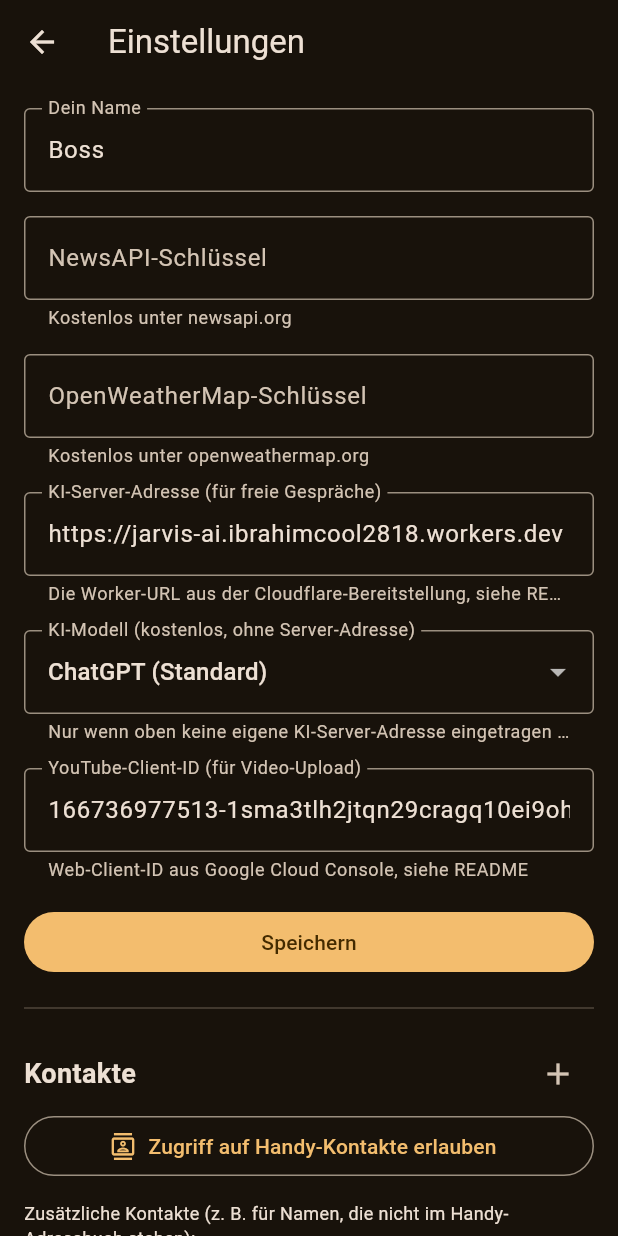
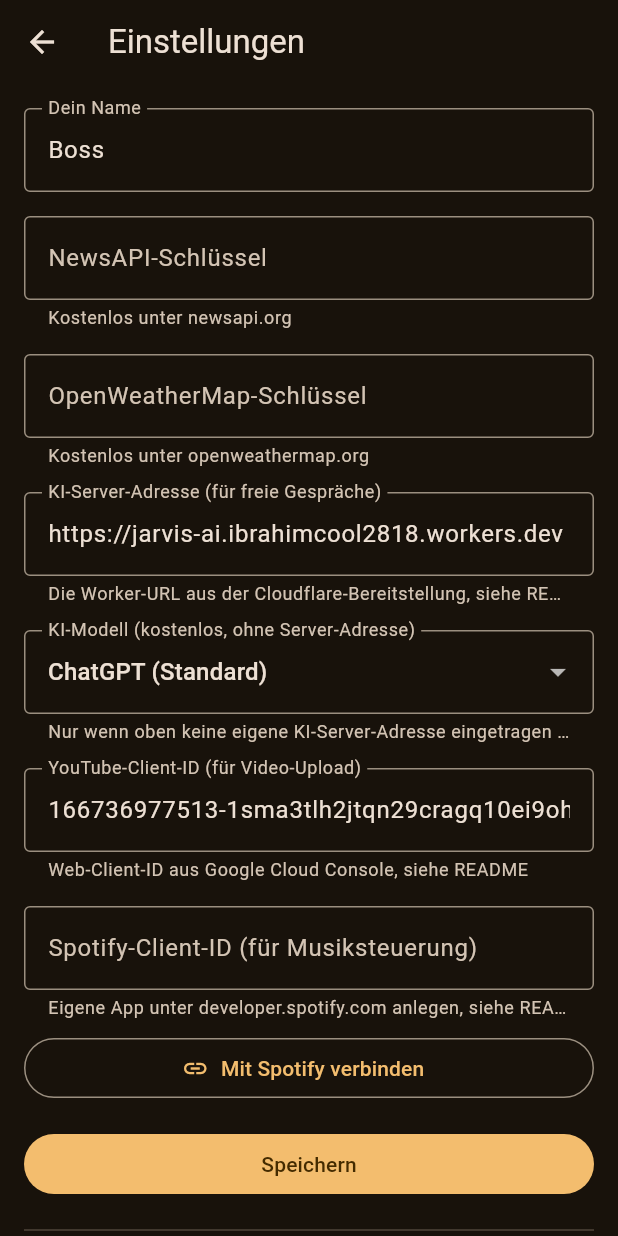
Before and after one commit to ibrahim200832/jarvis-mobile, a Flutter app: the screen it shows after launch, item 2 of the bottom bar chosen, after a tap on the "settings" icon, on a phone screen of 412 x 824 dp. Run offline on Flutter 3.47's test engine with Material 3 defaults, Android fonts, the phone set to English and light mode, and no system bars; our stand-ins replace battery_plus, camera, flutter_contacts, flutter_local_notifications, flutter_svg, flutter_tts and 11 more; missing offline and left inert: dart:js_interop, dart:ui_web, flutter_web_auth_2, installed_apps; network calls fail.

Commit message:
Add real timer notifications, in-app changelog, and Spotify playback
- Timers/reminders now also schedule a real OS notification (via
  flutter_local_notifications + timezone) alongside the existing in-memory
  countdown, so they still fire when the app is backgrounded or closed.
  Kept as a separate NotificationService rather than folding into
  TimerService, so TimerService stays plugin-free and unit-testable.
- New "Änderungsverlauf" screen in Einstellungen shows the full CHANGELOG.md
  history (bundled as an asset), not just the newest section the update
  dialog shows.
- New Spotify integration: "spiele <Song> auf Spotify" or free-form requests
  search and start playback via the Spotify Web API, authenticated through
  OAuth Authorization Code + PKCE (flutter_web_auth_2 + crypto, no client
  secret needed on-device). Requires the user's own Spotify Developer app
  (Client ID pasted into Einstellungen) and a Spotify Premium account for
  actual playback control - both Spotify platform requirements, documented
  in the README.

Co-Authored-By: Claude Sonnet 5 <noreply@anthropic.com>
Claude-Session: https://claude.ai/code/session_01VGH6DFCARP7eCiCxH2y89Y

```diff
--- a/lib/core/command_router.dart
+++ b/lib/core/command_router.dart
@@ -12,9 +12,11 @@ import '../services/joke_service.dart';
 import '../services/location_service.dart';
 import '../services/news_service.dart';
 import '../services/notes_service.dart';
+import '../services/notification_service.dart';
 import '../services/qr_service.dart';
 import '../services/random_fun_service.dart';
 import '../services/settings_service.dart';
+import '../services/spotify_service.dart';
 import '../services/timer_service.dart';
 import '../services/weather_service.dart';
 import '../services/whatsapp_service.dart';
@@ -59,6 +61,8 @@ class CommandRouter {
     required this.timer,
     required this.notes,
     required this.fun,
+    required this.notifications,
+    required this.spotify,
   });
 
   final WikipediaService wikipedia;
@@ -80,6 +84,8 @@ class CommandRouter {
   final TimerService timer;
   final NotesService notes;
   final RandomFunService fun;
+  final NotificationService notifications;
+  final SpotifyService spotify;
 
   /// Rolling window of past AI exchanges (user+assistant pairs), so a
   /// follow-up like "und morgen?" is understood in context instead of
@@ -237,6 +243,10 @@ Das kann ich für dich tun:
 
       final youtubeQuery = _extractAfter(lower, text, ['youtube', 'spiele']);
       if (youtubeQuery != null) {
+        if (youtubeQuery.contains('spotify')) {
+          final song = youtubeQuery.replaceAll(RegExp(r'\s*(auf|bei|in)?\s*spotify\s*'), ' ').trim();
+          return CommandResult(await _playOnSpotify(song));
+        }
         await youtube.search(youtubeQuery);
         return CommandResult('Suche "$youtubeQuery" auf YouTube.');
       }
@@ -263,6 +273,7 @@ Das kann ich für dich tun:
 
       if (_matchesAny(lower, ['timer abbrechen', 'alle timer stoppen', 'timer stoppen', 'timer löschen'])) {
         final count = timer.cancelAll();
+        await notifications.cancelAll();
         return CommandResult(count == 0 ? 'Es läuft gerade kein Timer.' : '$count Timer abgebrochen.');
       }
 
@@ -284,6 +295,11 @@ Das kann ich für dich tun:
           return CommandResult('Ich habe die Zeitangabe nicht verstanden. Sag z. B. "timer für 5 minuten".');
         }
         final active = timer.start(parsed.duration, label: parsed.label);
+        await notifications.scheduleTimerNotification(
+          id: active.id.hashCode,
+          body: '⏰ „${active.label}" ist abgelaufen!',
+          delay: parsed.duration,
+        );
         return CommandResult('Timer "${active.label}" gestellt: ${TimerService.describe(parsed.duration)}.');
       }
 
@@ -393,6 +409,11 @@ Das kann ich für dich tun:
         }
         final label = (action.params['label'] as String?)?.trim();
         final active = timer.start(Duration(minutes: minutes), label: label);
+        await notifications.scheduleTimerNotification(
+          id: active.id.hashCode,
+          body: '⏰ „${active.label}" ist abgelaufen!',
+          delay: active.duration,
+        );
         return CommandResult('Timer "${active.label}" gestellt: ${TimerService.describe(active.duration)}.');
 
       case 'add_note':
@@ -444,6 +465,11 @@ Das kann ich für dich tun:
         await youtube.search(query);
         return CommandResult('Suche "$query" auf YouTube.');
 
+      case 'play_music':
+        final song = (action.params['query'] as String?)?.trim() ?? '';
+        if (song.isEmpty) return CommandResult('Was soll ich auf Spotify abspielen?');
+        return CommandResult(await _playOnSpotify(song));
+
       default:
         return CommandResult(aiResult.reply);
     }
@@ -452,6 +478,17 @@ Das kann ich für dich tun:
   Future<WeatherResult> _weatherAtCurrentLocation(String key) async {
     final loc = await location.current();
     return weather.byCoordinates(key, loc.latitude, loc.longitude);
+  }
+
+  Future<String> _playOnSpotify(String song) async {
+    final clientId = await settings.getSpotifyClientId();
+    if (clientId == null || clientId.isEmpty) {
+      return 'Spotify ist nicht eingerichtet. Bitte Client-ID in den Einstellungen eintragen und verbinden.';
+    }
+    if (!await spotify.isConnected()) {
+      return 'Spotify ist noch nicht verbunden. Bitte in den Einstellungen anmelden.';
+    }
+    return spotify.play(clientId, song);
   }
 
   bool _matchesAny(String lower, List<String> keywords) {
--- a/lib/screens/home_screen.dart
+++ b/lib/screens/home_screen.dart
@@ -19,10 +19,12 @@ import '../services/joke_service.dart';
 import '../services/location_service.dart';
 import '../services/news_service.dart';
 import '../services/notes_service.dart';
+import '../services/notification_service.dart';
 import '../services/qr_service.dart';
 import '../services/random_fun_service.dart';
 import '../services/settings_service.dart';
 import '../services/speech_service.dart';
+import '../services/spotify_service.dart';
 import '../services/timer_service.dart';
 import '../services/tts_service.dart';
 import '../services/update_service.dart';
@@ -51,6 +53,7 @@ class _HomeScreenState extends State<HomeScreen> {
   final _settings = SettingsService();
   final _contacts = ContactsService();
   final _timer = TimerService();
+  final _spotify = SpotifyService();
   final _textCtrl = TextEditingController();
   final _scrollCtrl = ScrollController();
 
@@ -93,6 +96,8 @@ class _HomeScreenState extends State<HomeScreen> {
       timer: _timer,
       notes: NotesService(),
       fun: RandomFunService(),
+      notifications: NotificationService(),
+      spotify: _spotify,
     );
     _timer.onFire = _onTimerFired;
     _speech.init();
@@ -449,7 +454,7 @@ class _HomeScreenState extends State<HomeScreen> {
             icon: const Icon(Icons.settings),
             onPressed: () => Navigator.of(context).push(
               MaterialPageRoute(
-                builder: (_) => SettingsScreen(settings: _settings, contacts: _contacts),
+                builder: (_) => SettingsScreen(settings: _settings, contacts: _contacts, spotify: _spotify),
               ),
             ),
           ),
--- a/lib/screens/settings_screen.dart
+++ b/lib/screens/settings_screen.dart
@@ -3,12 +3,15 @@ import 'package:package_info_plus/package_info_plus.dart';
 
 import '../services/contacts_service.dart';
 import '../services/settings_service.dart';
+import '../services/spotify_service.dart';
+import 'changelog_screen.dart';
 
 class SettingsScreen extends StatefulWidget {
-  const SettingsScreen({super.key, required this.settings, required this.contacts});
+  const SettingsScreen({super.key, required this.settings, required this.contacts, required this.spotify});
 
   final SettingsService settings;
   final ContactsService contacts;
+  final SpotifyService spotify;
 
   @override
   State<SettingsScreen> createState() => _SettingsScreenState();
@@ -20,10 +23,13 @@ class _SettingsScreenState extends State<SettingsScreen> {
   final _nameCtrl = TextEditingController();
   final _aiBackendCtrl = TextEditingController();
   final _youtubeClientIdCtrl = TextEditingController();
+  final _spotifyClientIdCtrl = TextEditingController();
   List<Contact> _contacts = [];
   String _appVersion = '';
   String _aiModel = 'openai';
   bool? _hasDeviceContacts;
+  bool _spotifyConnected = false;
+  bool _connectingSpotify = false;
 
   static const _aiModels = {
     'openai': 'ChatGPT (Standard)',
@@ -44,8 +50,10 @@ class _SettingsScreenState extends State<SettingsScreen> {
     _nameCtrl.text = await widget.settings.getUserName();
     _aiBackendCtrl.text = await widget.settings.getAiBackendUrl() ?? '';
     _youtubeClientIdCtrl.text = await widget.settings.getYoutubeClientId() ?? '';
+    _spotifyClientIdCtrl.text = await widget.settings.getSpotifyClientId() ?? '';
     _aiModel = await widget.settings.getAiModel();
     _contacts = await widget.contacts.all();
+    _spotifyConnected = await widget.spotify.isConnected();
     if (mounted) setState(() {});
   }
 
@@ -60,9 +68,36 @@ class _SettingsScreenState extends State<SettingsScreen> {
     await widget.settings.setUserName(_nameCtrl.text.trim());
     await widget.settings.setAiBackendUrl(_aiBackendCtrl.text.trim());
     await widget.settings.setYoutubeClientId(_youtubeClientIdCtrl.text.trim());
+    await widget.settings.setSpotifyClientId(_spotifyClientIdCtrl.text.trim());
     await widget.settings.setAiModel(_aiModel);
     if (!mounted) return;
     ScaffoldMessenger.of(context).showSnackBar(const SnackBar(content: Text('Gespeichert.')));
+  }
+
+  Future<void> _connectSpotify() async {
+    final clientId = _spotifyClientIdCtrl.text.trim();
+    if (clientId.isEmpty) {
+      ScaffoldMessenger.of(
+        context,
+      ).showSnackBar(const SnackBar(content: Text('Bitte zuerst eine Spotify-Client-ID eintragen und speichern.')));
+      return;
+    }
+    await widget.settings.setSpotifyClientId(clientId);
+    setState(() => _connectingSpotify = true);
+    final ok = await widget.spotify.connect(clientId);
+    if (!mounted) return;
+    setState(() {
+      _connectingSpotify = false;
+      _spotifyConnected = ok;
+    });
+    ScaffoldMessenger.of(context).showSnackBar(
+      SnackBar(content: Text(ok ? 'Mit Spotify verbunden.' : 'Spotify-Verbindung fehlgeschlagen.')),
+    );
+  }
+
+  Future<void> _disconnectSpotify() async {
+    await widget.spotify.disconnect();
+    if (mounted) setState(() => _spotifyConnected = false);
   }
 
   Future<void> _addContact() async {
@@ -165,6 +200,30 @@ class _SettingsScreenState extends State<SettingsScreen> {
             ),
           ),
           const SizedBox(height: 16),
+          TextField(
+            controller: _spotifyClientIdCtrl,
+            decoration: const InputDecoration(
+              labelText: 'Spotify-Client-ID (für Musiksteuerung)',
+              helperText: 'Eigene App unter developer.spotify.com anlegen, siehe README',
+              border: OutlineInputBorder(),
+            ),
+          ),
+          const SizedBox(height: 8),
+          if (_spotifyConnected)
+            OutlinedButton.icon(
+              onPressed: _disconnectSpotify,
+              icon: const Icon(Icons.link_off),
+              label: const Text('Spotify trennen'),
+            )
+          else
+            OutlinedButton.icon(
+              onPressed: _connectingSpotify ? null : _connectSpotify,
+              icon: _connectingSpotify
+                  ? const SizedBox(width: 16, height: 16, child: CircularProgressIndicator(strokeWidth: 2))
+                  : const Icon(Icons.link),
+              label: Text(_connectingSpotify ? 'Verbinde…' : 'Mit Spotify verbinden'),
+            ),
+          const SizedBox(height: 16),
           FilledButton(onPressed: _save, child: const Text('Speichern')),
           const Divider(height: 40),
           Row(
@@ -209,6 +268,14 @@ class _SettingsScreenState extends State<SettingsScreen> {
             ),
           ),
           const Divider(height: 40),
+          OutlinedButton.icon(
+            onPressed: () => Navigator.of(context).push(
+              MaterialPageRoute(builder: (_) => const ChangelogScreen()),
+            ),
+            icon: const Icon(Icons.history),
+            label: const Text('Änderungsverlauf'),
+          ),
+          const SizedBox(height: 12),
           Center(
             child: Text(
               _appVersion.isEmpty ? '' : 'J.A.R.V.I.S. Version $_appVersion',
--- a/lib/services/settings_service.dart
+++ b/lib/services/settings_service.dart
@@ -8,6 +8,7 @@ class SettingsService {
   static const _keyAiBackendUrl = 'ai_backend_url';
   static const _keyYoutubeClientId = 'youtube_client_id';
   static const _keyAiModel = 'ai_model';
+  static const _keySpotifyClientId = 'spotify_client_id';
 
   Future<String?> getNewsApiKey() async {
     final prefs = await SharedPreferences.getInstance();
@@ -81,4 +82,18 @@ class SettingsService {
     final prefs = await SharedPreferences.getInstance();
     await prefs.setString(_keyAiModel, value);
   }
+
+  /// No zero-setup default is possible here, unlike the AI backend or
+  /// YouTube — a Spotify app's redirect URI must be registered by whoever
+  /// owns the Client ID in their own Spotify Developer Dashboard, so each
+  /// user needs their own (see README).
+  Future<String?> getSpotifyClientId() async {
+    final prefs = await SharedPreferences.getInstance();
+    return prefs.getString(_keySpotifyClientId);
+  }
+
+  Future<void> setSpotifyClientId(String value) async {
+    final prefs = await SharedPreferences.getInstance();
+    await prefs.setString(_keySpotifyClientId, value);
+  }
 }
--- a/pubspec.yaml
+++ b/pubspec.yaml
@@ -31,6 +31,10 @@ dependencies:
   google_sign_in: ^6.2.2
   image_picker: ^1.2.3
   flutter_contacts: ^1.1.9+2
+  flutter_local_notifications: ^22.3.0
+  timezone: ^0.11.1
+  flutter_web_auth_2: ^5.1.0
+  crypto: ^3.0.7
 
 dev_dependencies:
   flutter_test:
@@ -41,3 +45,4 @@ flutter:
   uses-material-design: true
   assets:
     - assets/icon/logo.svg
+    - CHANGELOG.md
```
Also changed, not shown: lib/screens/changelog_screen.dart (added, +87 -0 lines), lib/services/notification_service.dart (added, +62 -0 lines), lib/services/spotify_service.dart (added, +161 -0 lines), pubspec.lock, 6 other files.
